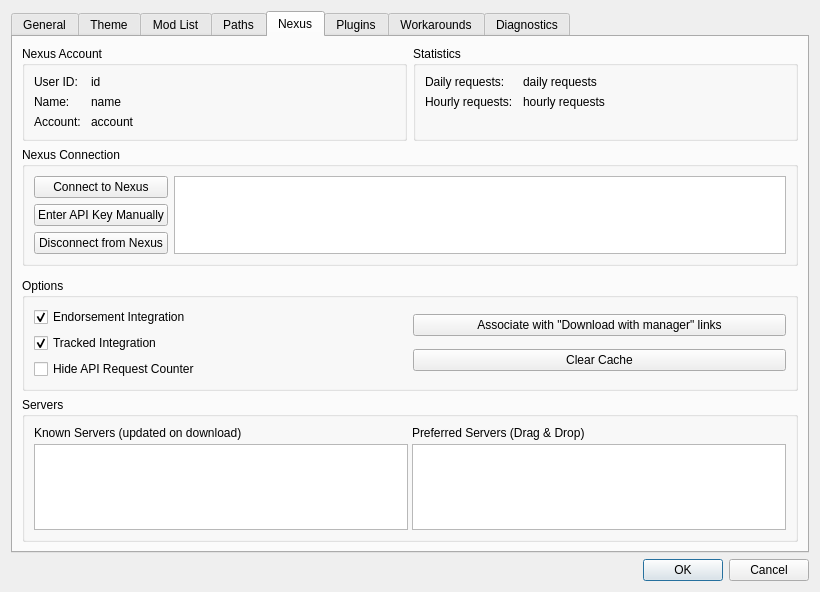
Above: modorganizer/src/settingsdialog.ui from Holt59/mo2-merge before the change. Below: the same form after it.
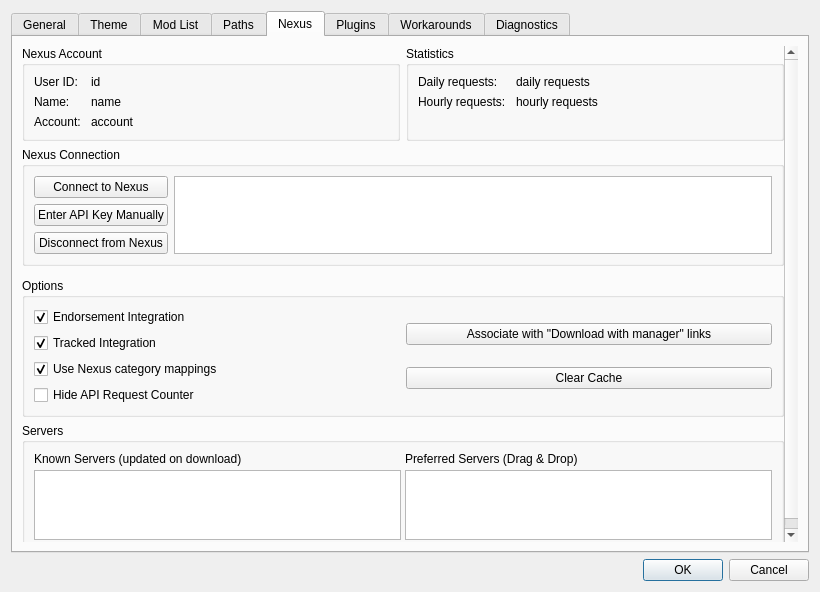
That is the form after the change. The open tabs and pages were chosen to show the change. Icons and pictures are not drawn. Custom widgets are drawn as their Qt base class.

Commit message: [modorganizer] Several updates * No longer cause an error when deleting a category that's being used * Add a dialog when installing a mod with no Nexus mapping (if not disabled) * Allow disabling Nexus category mapping in Settings (Nexus tab) * Add context option to remove nexus mappings in the category editor * Some clang style fixes

```diff
--- a/modorganizer/src/settingsdialog.ui
+++ b/modorganizer/src/settingsdialog.ui
@@ -1052,8 +1052,8 @@
            <rect>
             <x>0</x>
             <y>0</y>
-            <width>778</width>
-            <height>497</height>
+            <width>761</width>
+            <height>515</height>
            </rect>
           </property>
           <property name="autoFillBackground">
@@ -1340,6 +1340,16 @@
                    </property>
                   </widget>
                  </item>
+                 <item>
+                  <widget class="QCheckBox" name="categoryMappingsBox">
+                   <property name="text">
+                    <string>Use Nexus category mappings</string>
+                   </property>
+                   <property name="checked">
+                    <bool>true</bool>
+                   </property>
+                  </widget>
+                 </item>
                  <item>
                   <widget class="QCheckBox" name="hideAPICounterBox">
                    <property name="toolTip">
```
Left out of the diff: 6 changed lines with no effect on the pictures. The commit also changes 12 other files.
